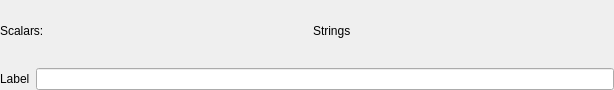
Above: src/widgets/labelbuilder.ui from Kst-plot/kst before the change. Below: the same form after it.
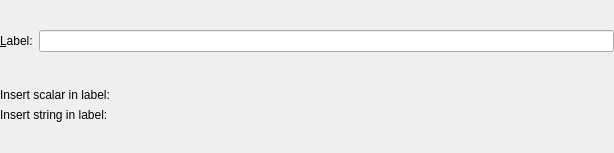
That is the form after the change. Custom widgets are drawn as their Qt base class.

```diff
--- a/src/widgets/labelbuilder.ui
+++ b/src/widgets/labelbuilder.ui
@@ -6,7 +6,7 @@
     <x>0</x>
     <y>0</y>
     <width>614</width>
-    <height>90</height>
+    <height>153</height>
    </rect>
   </property>
   <property name="maximumSize" >
@@ -23,8 +23,25 @@
     <number>0</number>
    </property>
    <item>
-    <layout class="QHBoxLayout" name="horizontalLayout" >
+    <layout class="QHBoxLayout" name="horizontalLayout_2" >
      <item>
+      <widget class="QLabel" name="_Label_13" >
+       <property name="text" >
+        <string>&amp;Label:</string>
+       </property>
+       <property name="buddy" >
+        <cstring>_label</cstring>
+       </property>
+      </widget>
+     </item>
+     <item>
+      <widget class="QLineEdit" name="_label" />
+     </item>
+    </layout>
+   </item>
+   <item>
+    <layout class="QGridLayout" name="gridLayout" >
+     <item row="0" column="0" >
       <widget class="QLabel" name="TextLabel1_2_2_2" >
        <property name="sizePolicy" >
         <sizepolicy vsizetype="Fixed" hsizetype="Fixed" >
@@ -33,7 +50,7 @@
         </sizepolicy>
        </property>
        <property name="text" >
-        <string>Scalars:</string>
+        <string>Insert scalar in label:</string>
        </property>
        <property name="wordWrap" >
         <bool>false</bool>
@@ -43,10 +60,10 @@
        </property>
       </widget>
      </item>
-     <item>
+     <item row="0" column="1" >
       <widget class="Kst::ScalarSelector" native="1" name="_scalars" />
      </item>
-     <item>
+     <item row="1" column="0" >
       <widget class="QLabel" name="TextLabel1_2_2_3" >
        <property name="sizePolicy" >
         <sizepolicy vsizetype="Fixed" hsizetype="Fixed" >
@@ -55,7 +72,7 @@
         </sizepolicy>
        </property>
        <property name="text" >
-        <string>Strings</string>
+        <string>Insert string in label:</string>
        </property>
        <property name="wordWrap" >
         <bool>false</bool>
@@ -65,25 +82,11 @@
        </property>
       </widget>
      </item>
-     <item>
+     <item row="1" column="1" >
        <widget class="Kst::StringSelector" native="1" name="_strings" />
      </item>
     </layout>
    </item>
-   <item>
-    <layout class="QHBoxLayout" name="horizontalLayout_2" >
-     <item>
-      <widget class="QLabel" name="_Label_13" >
-       <property name="text" >
-        <string>Label</string>
-       </property>
-      </widget>
-     </item>
-     <item>
-      <widget class="QLineEdit" name="_label" />
-     </item>
-    </layout>
-   </item>
   </layout>
  </widget>
  <layoutdefault spacing="6" margin="11" />
```
Left out of the diff: 6 changed lines with no effect on the pictures. Lines whose indentation alone changed are shown as unchanged.
